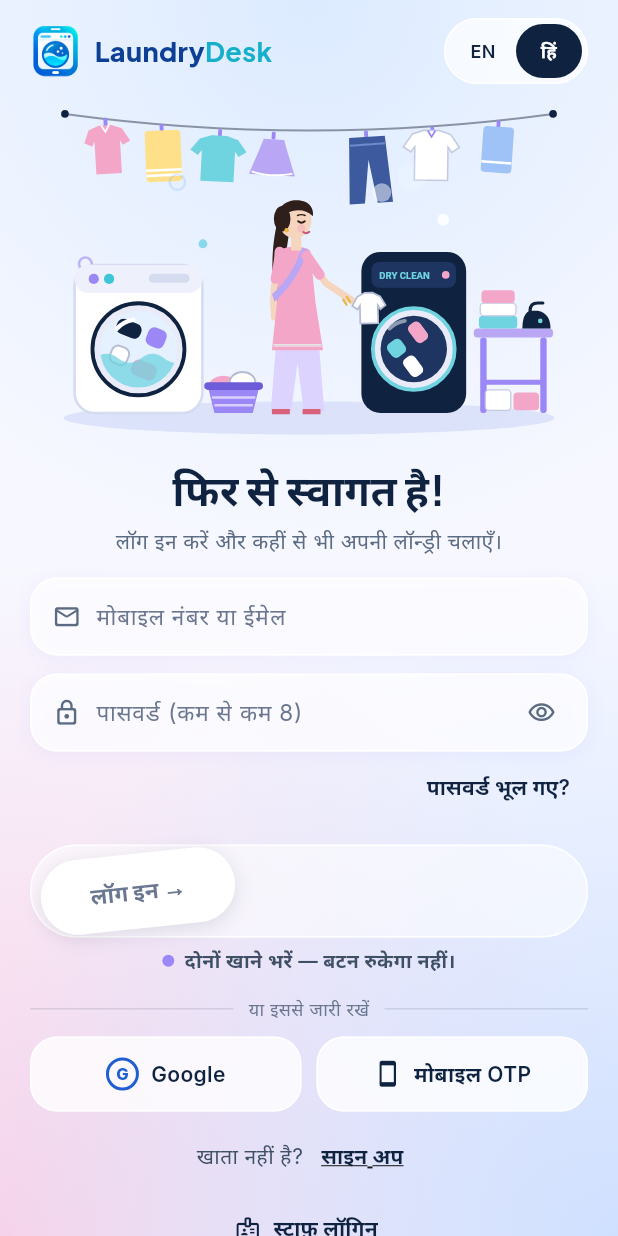
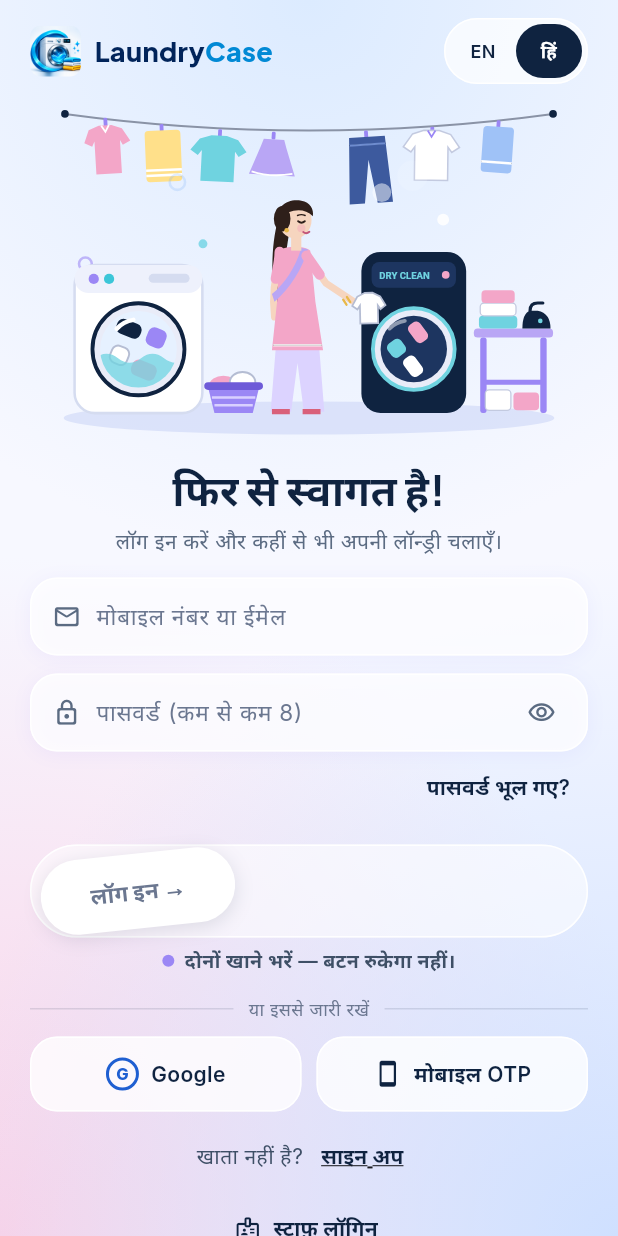
Before and after one commit to SunnyBhambota/laundry-desk, a Flutter app: the screen it shows after launch, after a tap on "हिं", on a phone screen of 412 x 824 dp. Run offline on Flutter 3.47's test engine with Material 3 defaults, Android fonts, the phone set to English and light mode, and no system bars; our stand-ins replace cloud_firestore, file_picker, firebase_auth, firebase_core, flutter_map, flutter_svg and 10 more; missing offline and left inert: mobile_scanner, print_bluetooth_thermal; accounts and stored records are empty.

Commit message:
New LaundryCase logo, app icon and name
Co-Authored-By: Claude Opus 5.5 <noreply@anthropic.com>
Claude-Session: https://claude.ai/code/session_01AU2zXA56n5nmCsh1pm4wVY

```diff
--- a/lib/config/app_config.dart
+++ b/lib/config/app_config.dart
@@ -2,9 +2,9 @@
 class AppConfig {
   AppConfig._();
 
-  static const appName = 'Laundry Desk';
+  static const appName = 'LaundryCase';
   static const company = 'BrotriX Technologies';
-  static const version = '0.5.0';
+  static const version = '0.5.1';
 
   /// Firebase project laundry-desk-4308f (Android app com.brotrix.laundry).
   /// If these are emptied the app runs in DEMO MODE (data only on this phone).
--- a/lib/main.dart
+++ b/lib/main.dart
@@ -25,7 +25,7 @@ class LaundryDeskApp extends StatelessWidget {
   @override
   Widget build(BuildContext context) {
     return MaterialApp(
-      title: 'Laundry Desk',
+      title: 'LaundryCase',
       debugShowCheckedModeBanner: false,
       theme: buildTheme(),
       home: const AuthGate(),
--- a/lib/screens/lock_screen.dart
+++ b/lib/screens/lock_screen.dart
@@ -77,7 +77,7 @@ class _LockScreenState extends State<LockScreen> {
               const Spacer(),
               const LogoMark(size: 64),
               const SizedBox(height: 14),
-              Text(app.shop?.shopName ?? 'Laundry Desk', style: heading(22)),
+              Text(app.shop?.shopName ?? 'LaundryCase', style: heading(22)),
               const SizedBox(height: 6),
               Text(t('lockEnter'), style: const TextStyle(color: LD.slate)),
               const SizedBox(height: 22),
--- a/lib/screens/reports_screen.dart
+++ b/lib/screens/reports_screen.dart
@@ -241,7 +241,7 @@ class _ReportsScreenState extends State<ReportsScreen> {
         '${t('expenses')}: ${money(r.expense, cur)}\n'
         '${t('profit')}: ${money(r.profit, cur)}\n'
         '${t('pendingDues')}: ${money(r.pendingDues, cur)}\n'
-        '– Laundry Desk';
+        '– LaundryCase';
   }
 }
 
@@ -369,7 +369,7 @@ class _DayCloseScreenState extends State<DayCloseScreen> {
         '${t('expenses')}: ${money(cashExp, cur)}\n'
         '${L(app, 'Cash in hand', 'हाथ में कैश')}: ${money(cashIn - cashExp, cur)}\n'
         '${L(app, 'Overdue orders', 'देरी वाले ऑर्डर')}: $overdue · ${L(app, 'Staff present', 'हाज़िर स्टाफ')}: $present\n'
-        '– Laundry Desk';
+        '– LaundryCase';
 
     Widget line(String a, String b, {Color? c, bool bold = false}) => Padding(
           padding: const EdgeInsets.symmetric(vertical: 6),
--- a/lib/screens/v03_screens.dart
+++ b/lib/screens/v03_screens.dart
@@ -527,7 +527,7 @@ class BackupCard extends StatelessWidget {
             final now = DateTime.now();
             await Share.shareXFiles(
               [XFile.fromData(Uint8List.fromList(utf8.encode(raw)), name: 'laundry-desk-backup-${dayKey(now)}.json', mimeType: 'application/json')],
-              subject: 'Laundry Desk backup',
+              subject: 'LaundryCase backup',
             );
           },
           icon: const Icon(Icons.download_outlined),
@@ -546,7 +546,7 @@ class BackupCard extends StatelessWidget {
               j = Map<String, dynamic>.from(jsonDecode(utf8.decode(bytes)) as Map);
               if (j['app'] != 'laundry-desk' || j['data'] is! Map) throw const FormatException();
             } catch (_) {
-              if (context.mounted) toast(context, L(app, 'This is not a Laundry Desk backup file.', 'यह Laundry Desk की बैकअप फ़ाइल नहीं है।'));
+              if (context.mounted) toast(context, L(app, 'This is not a LaundryCase backup file.', 'यह Laundry Desk की बैकअप फ़ाइल नहीं है।'));
               return;
             }
             if (!context.mounted) return;
--- a/lib/services/export_service.dart
+++ b/lib/services/export_service.dart
@@ -84,7 +84,7 @@ class ExportService {
           pw.Text('${o.pieces} pieces. Please bring this bill when collecting.', textAlign: pw.TextAlign.center, style: const pw.TextStyle(color: _slate)),
           pw.Text('Thank you!', textAlign: pw.TextAlign.center, style: pw.TextStyle(fontWeight: pw.FontWeight.bold)),
           pw.SizedBox(height: 4),
-          pw.Text('Laundry Desk by BrotriX Technologies', textAlign: pw.TextAlign.center, style: const pw.TextStyle(fontSize: 7, color: _slate)),
+          pw.Text('LaundryCase by BrotriX Technologies', textAlign: pw.TextAlign.center, style: const pw.TextStyle(fontSize: 7, color: _slate)),
         ]),
       ),
     ));
@@ -169,7 +169,7 @@ class ExportService {
         pw.Text('$periodLabel${branchId == null ? '' : ' - ${data.branch(branchId)?.name ?? ''}'}', style: const pw.TextStyle(color: _slate)),
       ]),
       footer: (ctx) => pw.Row(children: [
-        pw.Text('Laundry Desk by BrotriX Technologies', style: const pw.TextStyle(fontSize: 8, color: _slate)),
+        pw.Text('LaundryCase by BrotriX Technologies', style: const pw.TextStyle(fontSize: 8, color: _slate)),
         pw.Spacer(),
         pw.Text('Page ${ctx.pageNumber}/${ctx.pagesCount}', style: const pw.TextStyle(fontSize: 8, color: _slate)),
       ]),
@@ -362,7 +362,7 @@ class ExportService {
           pw.Text('Owner: ____________'),
         ]),
         pw.SizedBox(height: 8),
-        pw.Text('Laundry Desk by BrotriX Technologies', style: const pw.TextStyle(fontSize: 7, color: _slate)),
+        pw.Text('LaundryCase by BrotriX Technologies', style: const pw.TextStyle(fontSize: 7, color: _slate)),
       ]),
     ));
     return doc.save();
@@ -434,7 +434,7 @@ class ExportService {
         pw.Spacer(),
         pw.Text('Wash & fold  -  Dry clean  -  Steam iron  -  Home pickup & delivery', style: const pw.TextStyle(fontSize: 12, color: _slate)),
         pw.SizedBox(height: 6),
-        pw.Text('Laundry Desk by BrotriX Technologies', style: const pw.TextStyle(fontSize: 9, color: _slate)),
+        pw.Text('LaundryCase by BrotriX Technologies', style: const pw.TextStyle(fontSize: 9, color: _slate)),
       ]),
     ));
     return doc.save();
--- a/lib/services/thermal_printer.dart
+++ b/lib/services/thermal_printer.dart
@@ -167,7 +167,7 @@ class ThermalPrinter {
     }
     e
       ..text('Thank you!')
-      ..text('Laundry Desk')
+      ..text('LaundryCase')
       ..feed(3)
       ..cut();
     return e.b;
--- a/lib/services/tracking_service.dart
+++ b/lib/services/tracking_service.dart
@@ -66,7 +66,7 @@ class TrackingService {
         distanceFilter: 50,
         intervalDuration: const Duration(minutes: 2),
         foregroundNotificationConfig: const ForegroundNotificationConfig(
-          notificationTitle: 'Laundry Desk · on duty',
+          notificationTitle: 'LaundryCase · on duty',
           notificationText: 'Sharing your location with the shop while on duty',
           enableWakeLock: true,
         ),
--- a/lib/widgets/common.dart
+++ b/lib/widgets/common.dart
@@ -7,14 +7,17 @@ import '../config/app_config.dart';
 import '../state/app_state.dart';
 import '../theme/app_theme.dart';
 
-/// App logo (owner's design: phone + washing machine), assets/images/logo_mark.png.
+/// App logo (owner's LaundryCase design: washing machine + towels), assets/images/logo_mark.png.
 class LogoMark extends StatelessWidget {
   const LogoMark({super.key, this.size = 34});
   final double size;
 
   @override
   Widget build(BuildContext context) =>
-      Image.asset('assets/images/logo_mark.png', width: size, height: size, filterQuality: FilterQuality.medium, semanticLabel: 'Laundry Desk');
+      ClipRRect(
+        borderRadius: BorderRadius.circular(size * .22),
+        child: Image.asset('assets/images/logo_mark.png', width: size, height: size, filterQuality: FilterQuality.medium, semanticLabel: 'LaundryCase'),
+      );
 }
 
 class Wordmark extends StatelessWidget {
@@ -26,10 +29,10 @@ class Wordmark extends StatelessWidget {
   Widget build(BuildContext context) {
     return Text.rich(
       TextSpan(children: [
-        TextSpan(text: 'Laundry', style: heading(size, color: light ? Colors.white : const Color(0xFF0D3F94))),
+        TextSpan(text: 'Laundry', style: heading(size, color: light ? Colors.white : const Color(0xFF01245A))),
         TextSpan(
-          text: 'Desk',
-          style: heading(size, weight: FontWeight.w700, color: light ? const Color(0xFF6FE0F0) : const Color(0xFF14AFCB)),
+          text: 'Case',
+          style: heading(size, color: light ? const Color(0xFF6FD0FF) : const Color(0xFF0189D5)),
         ),
       ]),
     );
--- a/pubspec.yaml
+++ b/pubspec.yaml
@@ -1,7 +1,7 @@
 name: laundry_desk
 description: "Laundry Desk – laundry shop management by BrotriX Technologies."
 publish_to: 'none'
-version: 0.5.0+5
+version: 0.5.1+6
 
 environment:
   sdk: '>=3.5.0 <4.0.0'
@@ -54,5 +54,5 @@ flutter_launcher_icons:
   android: true
   ios: false
   image_path: assets/images/app_icon.png
-  adaptive_icon_background: "#FFFFFF"
+  adaptive_icon_background: "#F0F6FD"
   adaptive_icon_foreground: assets/images/app_icon_fg.png
```
Also changed, not shown: assets/images/app_icon.png, assets/images/app_icon_fg.png, assets/images/logo_full.png (added), assets/images/logo_mark.png, 1 other file.
